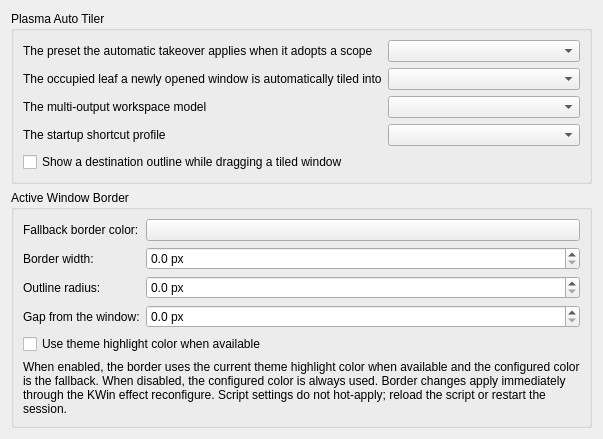
Above: kwin/native-effect/activeborderconfig.ui from beefsack/plasma-auto-tiler before the change. Below: the same form after it.
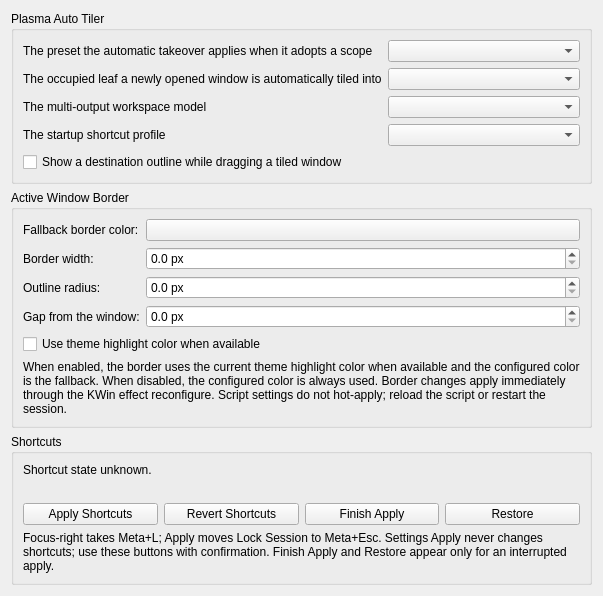
That is the form after the change. Custom widgets are drawn as their Qt base class.

Commit message: feat(kwin): add static KCM shortcut override with recovery

The edit to the form file:
```diff
--- a/kwin/native-effect/activeborderconfig.ui
+++ b/kwin/native-effect/activeborderconfig.ui
@@ -176,11 +176,82 @@
         </property>
        </widget>
       </item>
-     </layout>
-    </widget>
-   </item>
-  </layout>
- </widget>
+   </layout>
+     </widget>
+    </item>
+    <item>
+     <widget class="QGroupBox" name="shortcutGroup">
+      <property name="title">
+       <string>Shortcuts</string>
+      </property>
+      <layout class="QVBoxLayout" name="shortcutLayout">
+       <item>
+        <widget class="QLabel" name="shortcutStatusLabel">
+         <property name="text">
+          <string>Shortcut state unknown.</string>
+         </property>
+         <property name="wordWrap">
+          <bool>true</bool>
+         </property>
+        </widget>
+       </item>
+       <item>
+        <widget class="QLabel" name="shortcutErrorLabel">
+         <property name="text">
+          <string></string>
+         </property>
+         <property name="wordWrap">
+          <bool>true</bool>
+         </property>
+        </widget>
+       </item>
+       <item>
+        <layout class="QHBoxLayout" name="shortcutButtonLayout">
+         <item>
+          <widget class="QPushButton" name="shortcutApplyButton">
+           <property name="text">
+            <string>Apply Shortcuts</string>
+           </property>
+          </widget>
+         </item>
+         <item>
+          <widget class="QPushButton" name="shortcutRevertButton">
+           <property name="text">
+            <string>Revert Shortcuts</string>
+           </property>
+          </widget>
+         </item>
+         <item>
+          <widget class="QPushButton" name="shortcutFinishApplyButton">
+           <property name="text">
+            <string>Finish Apply</string>
+           </property>
+          </widget>
+         </item>
+         <item>
+          <widget class="QPushButton" name="shortcutRestoreButton">
+           <property name="text">
+            <string>Restore</string>
+           </property>
+          </widget>
+         </item>
+        </layout>
+       </item>
+       <item>
+        <widget class="QLabel" name="shortcutDescription">
+         <property name="text">
+          <string>Focus-right takes Meta+L; Apply moves Lock Session to Meta+Esc. Settings Apply never changes shortcuts; use these buttons with confirmation. Finish Apply and Restore appear only for an interrupted apply.</string>
+         </property>
+         <property name="wordWrap">
+          <bool>true</bool>
+         </property>
+        </widget>
+       </item>
+      </layout>
+     </widget>
+    </item>
+   </layout>
+  </widget>
  <customwidgets>
   <customwidget>
    <class>KColorButton</class>
```
The commit also changes 11 other files.
